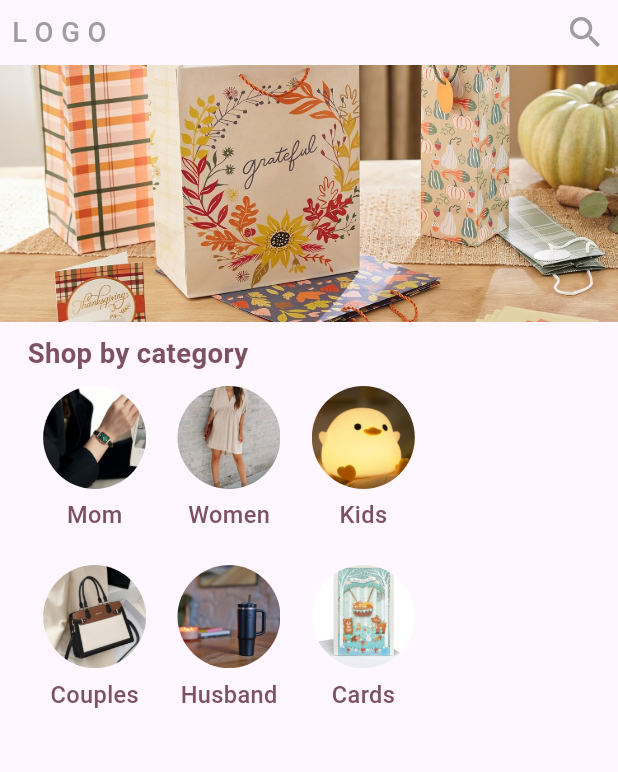
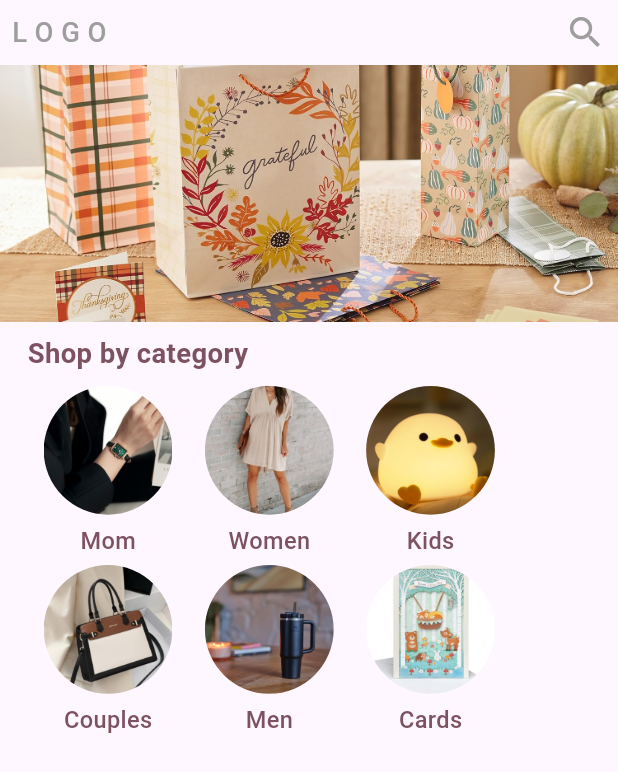
Before and after one commit to Tasneem-Zaareer/ecommerce_app, a Flutter app: the screen it shows after launch, on a phone screen of 412 x 824 dp. Shown: the top 772 px of the screen. Run offline on Flutter 3.47's test engine with Material 3 defaults, Android fonts, the light colour scheme and no system bars; our stand-ins replace bloc, cached_network_image, easy_localization, firebase_core, flutter_screenutil; accounts and stored records are empty; Roboto replaces fonts that are missing (SF Pro Display).

Commit message:
edit lists

```diff
--- a/lib/features/home/view/widgets/home_categories_widget_list.dart
+++ b/lib/features/home/view/widgets/home_categories_widget_list.dart
@@ -18,9 +18,9 @@ class HomeCategoriesWidgetList extends StatelessWidget {
           child: GridView.builder(
             scrollDirection: Axis.horizontal,
             itemCount: categoriesList.length,
-            gridDelegate: const SliverGridDelegateWithFixedCrossAxisCount(
-              crossAxisCount: 2, // Number of columns (2 in this case)
-              childAspectRatio: 1 / 0.75, // Aspect ratio of each item
+            gridDelegate: SliverGridDelegateWithFixedCrossAxisCount(
+              crossAxisCount: 2,
+              childAspectRatio: 1 / 0.9, // Aspect ratio of each item
               // crossAxisSpacing: 5.w,
               // mainAxisSpacing: 5.h,
             ),
@@ -38,15 +38,13 @@ class HomeCategoriesWidgetList extends StatelessWidget {
               child: Column(
                 children: [
                   Container(
-                    // height: 90.h,
-                    // width: 90.h,
                     child: ClipRRect(
                         borderRadius: BorderRadius.circular(50.r),
                         child: Image.asset(
                           categoriesList[index].imagePath,
                           fit: BoxFit.cover,
-                          width: 60.w,
-                          height: 60.w,
+                          width: 75.w,
+                          height: 75.w,
                         )),
                   ),
                   SizedBox(height: 5.h),
--- a/lib/features/lists/categories_list.dart
+++ b/lib/features/lists/categories_list.dart
@@ -38,7 +38,7 @@ final List<CategoryModel> categoriesList = [
   //   categoryProductsList: wifeCategoryProductsList,
   // ),
   CategoryModel(
-    categoryName: tr('Husband'),
+    categoryName: tr('Men'),
     imagePath: AppImages.categoryMenImage,
     categoryProductsList: husbandCategoryProductsList,
   ),
```
